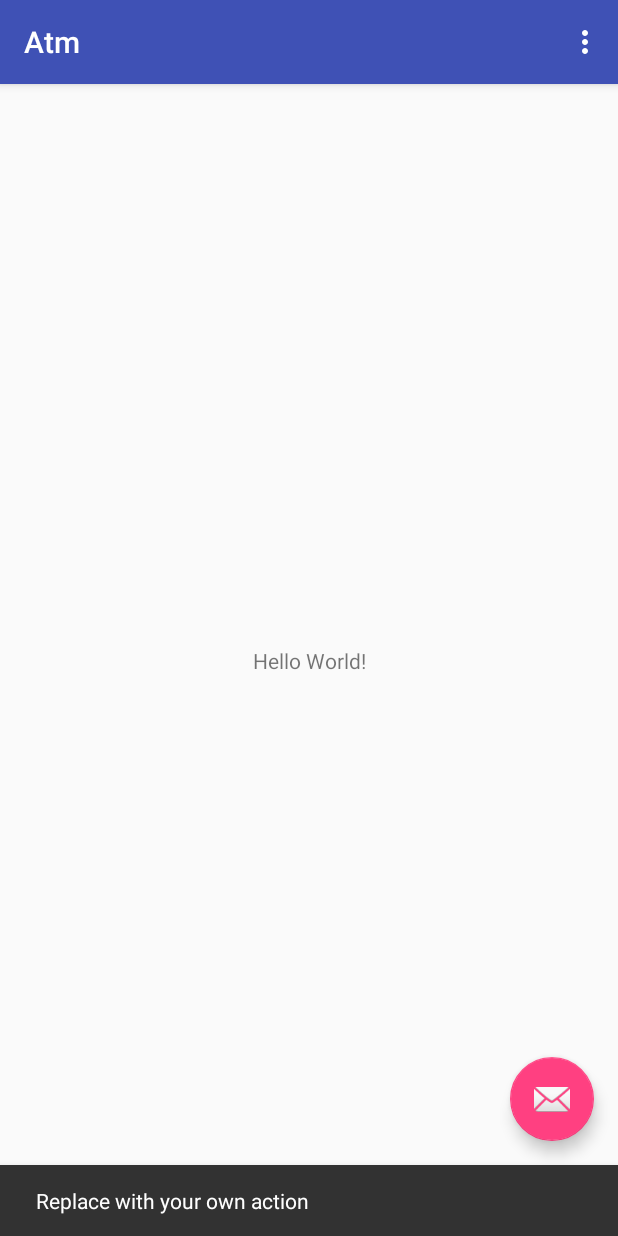
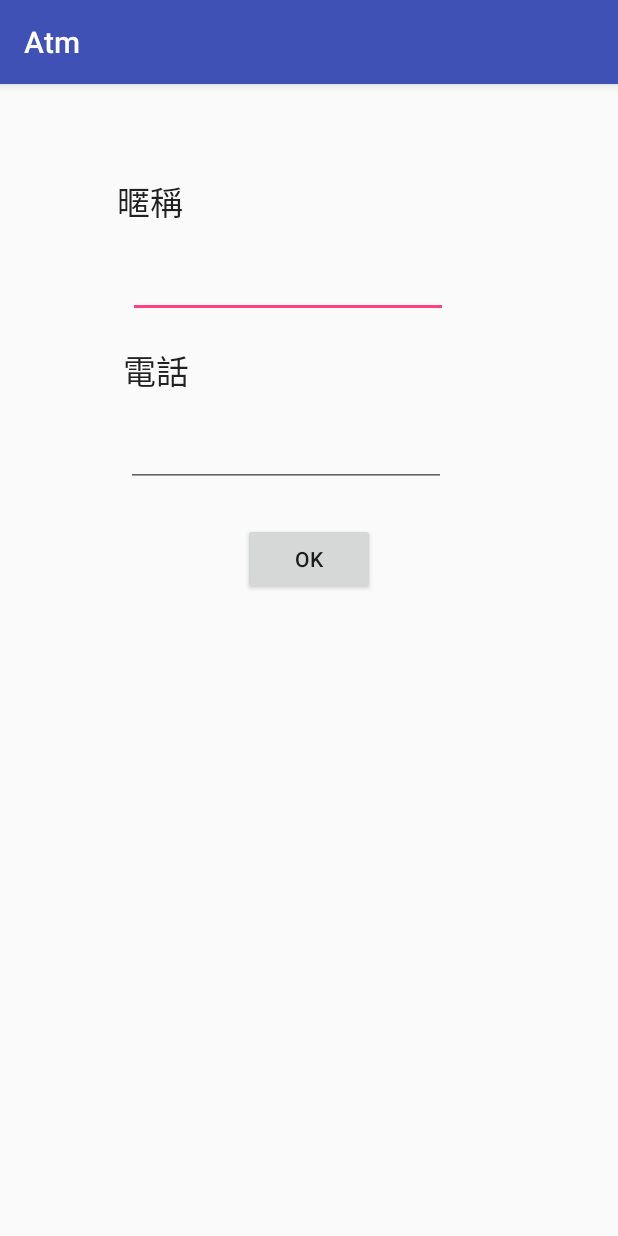
Before and after one commit to serena100615/Atm, an Android app: the MainActivity screen opened directly, with no data from a screen before it, after a tap on an icon or button, on a phone screen of 412 x 824 dp. Run offline under Robolectric (Android 15) with nearby library versions, the phone set to English and light mode, and no system bars.

Commit message:
UserInfoActivity

```diff
--- a/app/src/main/AndroidManifest.xml
+++ b/app/src/main/AndroidManifest.xml
@@ -19,7 +19,8 @@
                 <category android:name="android.intent.category.LAUNCHER" />
             </intent-filter>
         </activity>
-        <activity android:name=".LoginActivity"></activity>
+        <activity android:name=".LoginActivity" />
+        <activity android:name=".UserInfoActivity"></activity>
     </application>
 
 </manifest>
--- a/app/src/main/java/com/serena/atm/MainActivity.java
+++ b/app/src/main/java/com/serena/atm/MainActivity.java
@@ -10,9 +10,11 @@ import android.util.Log;
 import android.view.View;
 import android.view.Menu;
 import android.view.MenuItem;
+import android.widget.Toast;
 
 public class MainActivity extends AppCompatActivity {
     public final static int REQUEST_LOGIN= 1;
+    public final static int REQUEST_INFO= 2;
     boolean logon = false;
 
     @Override
@@ -32,8 +34,8 @@ public class MainActivity extends AppCompatActivity {
         fab.setOnClickListener(new View.OnClickListener() {
             @Override
             public void onClick(View view) {
-                Snackbar.make(view, "Replace with your own action", Snackbar.LENGTH_LONG)
-                        .setAction("Action", null).show();
+                Intent intent = new Intent(MainActivity.this,UserInfoActivity.class);
+                startActivityForResult(intent ,REQUEST_INFO);
             }
         });
     }
@@ -41,16 +43,29 @@ public class MainActivity extends AppCompatActivity {
     @Override
     public void onActivityResult (int requestCode, int resultCode , Intent data){
         super.onActivityResult(requestCode,resultCode,data);
+        switch (requestCode) {
+            case REQUEST_LOGIN:
+                break;
+            case REQUEST_INFO:
+                if (resultCode == RESULT_OK) {
+                    String na = data.getStringExtra("INFO_NAME");
+                    String pho = data.getStringExtra("INFO_PHONE");
+                    Toast.makeText(this, na + pho, Toast.LENGTH_LONG).show();
+                }
+                break;
+        }
+
         if(requestCode==REQUEST_LOGIN){
             if(resultCode==RESULT_OK){
             String uid = data.getStringExtra("LOGIN_USERID");
             String pawd = data.getStringExtra("LOGIN_PASSWD");
-            Log.d("RESULT",uid+"/"+pawd);
+                Toast.makeText(this,"LogingID:"+uid,Toast.LENGTH_LONG).show();
             }else{
             finish();
             }
         }
     }
+
     @Override
     public boolean onCreateOptionsMenu(Menu menu) {
         // Inflate the menu; this adds items to the action bar if it is present.
--- /dev/null
+++ b/app/src/main/java/com/serena/atm/UserInfoActivity.java
@@ -0,0 +1,25 @@
+package com.serena.atm;
+
+import android.support.v7.app.AppCompatActivity;
+import android.os.Bundle;
+import android.view.View;
+import android.widget.EditText;
+
+public class UserInfoActivity extends AppCompatActivity {
+
+    @Override
+    protected void onCreate(Bundle savedInstanceState) {
+        super.onCreate(savedInstanceState);
+        setContentView(R.layout.activity_user_info);
+    }
+    public void ok(View view){
+        EditText name = (EditText) findViewById(R.id.name);
+        EditText phone = (EditText) findViewById(R.id.phone);
+        String na = name.getText().toString();
+        String pho = phone.getText().toString();
+        getIntent().putExtra("INFO_NAME",na);
+        getIntent().putExtra("INFO_PHONE",pho);
+        setResult(RESULT_OK,getIntent());
+        finish();
+    }
+}
--- /dev/null
+++ b/app/src/main/res/layout/activity_user_info.xml
@@ -0,0 +1,66 @@
+<?xml version="1.0" encoding="utf-8"?>
+<android.support.constraint.ConstraintLayout xmlns:android="http://schemas.android.com/apk/res/android"
+    xmlns:app="http://schemas.android.com/apk/res-auto"
+    xmlns:tools="http://schemas.android.com/tools"
+    android:layout_width="match_parent"
+    android:layout_height="match_parent"
+    tools:context="com.serena.atm.UserInfoActivity">
+
+    <TextView
+        android:id="@+id/textView3"
+        android:layout_width="wrap_content"
+        android:layout_height="wrap_content"
+        android:layout_marginLeft="78dp"
+        android:layout_marginTop="61dp"
+        android:text="暱稱"
+        android:textAppearance="@style/TextAppearance.AppCompat.Large"
+        app:layout_constraintLeft_toLeftOf="parent"
+        app:layout_constraintTop_toTopOf="parent" />
+
+    <EditText
+        android:id="@+id/name"
+        android:layout_width="wrap_content"
+        android:layout_height="wrap_content"
+        android:layout_marginLeft="7dp"
+        android:layout_marginTop="16dp"
+        android:ems="10"
+        android:inputType="textPersonName"
+        app:layout_constraintLeft_toLeftOf="@+id/textView3"
+        app:layout_constraintTop_toBottomOf="@+id/textView3" />
+
+    <TextView
+        android:id="@+id/textView4"
+        android:layout_width="wrap_content"
+        android:layout_height="wrap_content"
+        android:layout_marginLeft="-3dp"
+        android:layout_marginTop="18dp"
+        android:text="電話"
+        android:textAppearance="@style/TextAppearance.AppCompat.Large"
+        app:layout_constraintLeft_toLeftOf="@+id/name"
+        app:layout_constraintTop_toBottomOf="@+id/name" />
+
+    <EditText
+        android:id="@+id/phone"
+        android:layout_width="wrap_content"
+        android:layout_height="wrap_content"
+        android:layout_marginLeft="2dp"
+        android:layout_marginTop="16dp"
+        android:ems="10"
+        android:inputType="textPersonName"
+        app:layout_constraintLeft_toLeftOf="@+id/textView4"
+        app:layout_constraintTop_toBottomOf="@+id/textView4" />
+
+    <Button
+        android:id="@+id/button3"
+        android:layout_width="wrap_content"
+        android:layout_height="wrap_content"
+        android:layout_marginLeft="8dp"
+        android:layout_marginRight="8dp"
+        android:layout_marginTop="24dp"
+        android:onClick="ok"
+        android:text="OK"
+        app:layout_constraintLeft_toLeftOf="parent"
+        app:layout_constraintRight_toRightOf="parent"
+        app:layout_constraintTop_toBottomOf="@+id/phone" />
+
+</android.support.constraint.ConstraintLayout>
```
